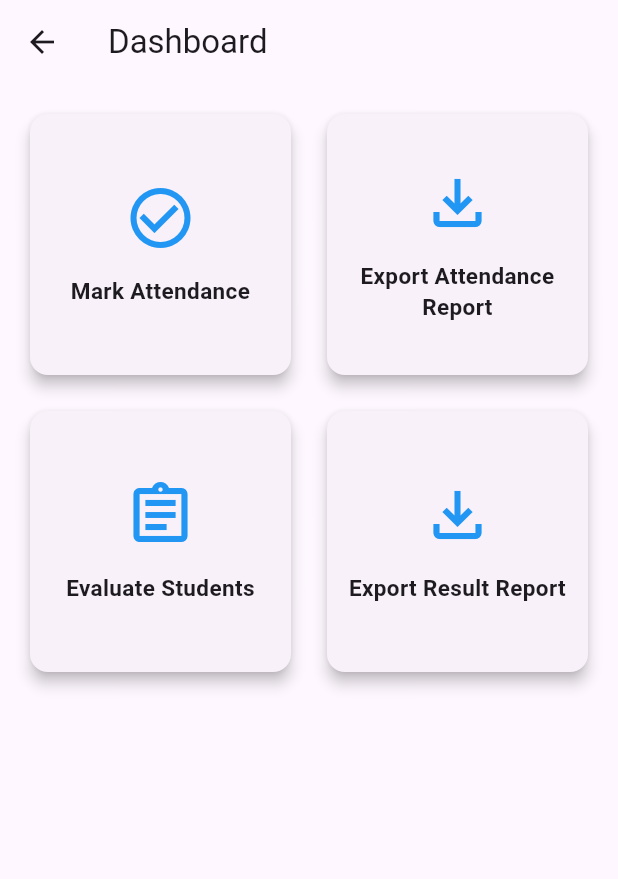
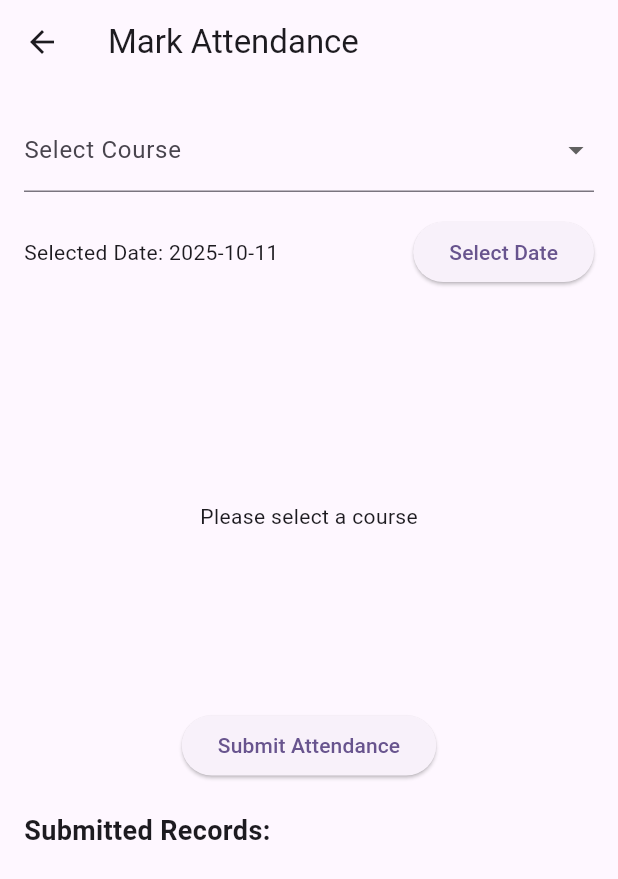
Before and after one commit to aabdulrafay/EduSmart, a Flutter app: the TeacherDashboard screen opened directly, after a tap on "Mark Attendance", on a phone screen of 412 x 824 dp. Shown: the top 879 px of the screen. Run offline on Flutter 3.47's test engine with Material 3 defaults, Android fonts, the phone set to English and light mode, and no system bars.

Commit message:
Add Mark Attendance Screen

```diff
--- /dev/null
+++ b/lib/teacherpages/Attendance/mark_attendance.dart
@@ -0,0 +1,231 @@
+import 'package:flutter/material.dart';
+
+class MarkAttendanceScreen extends StatefulWidget {
+  const MarkAttendanceScreen({super.key});
+
+  @override
+  State<MarkAttendanceScreen> createState() => _MarkAttendanceScreenState();
+}
+
+class _MarkAttendanceScreenState extends State<MarkAttendanceScreen> {
+  // Courses assigned to teacher
+  final List<String> courses = [
+    'Mobile Application Development',
+    'Web Programming',
+    'Data Structures',
+    'Database Management Systems'
+  ];
+
+  // Class timings managed by Admin
+  final Map<String, List<String>> classTimings = {
+    'Mobile Application Development': ['09:00 AM - 10:00 AM', '03:00 PM - 04:00 PM'],
+    'Web Programming': ['10:00 AM - 11:00 AM'],
+    'Data Structures': ['11:00 AM - 12:00 PM', '02:00 PM - 03:00 PM'],
+    'Database Management Systems': ['01:00 PM - 02:00 PM'],
+  };
+
+  // Dummy students list for each course
+  final Map<String, List<String>> students = {
+    'Mobile Application Development': ['Ali', 'Hassan', 'Sara'],
+    'Web Programming': ['Usman', 'Rafay', 'Ayesha'],
+    'Data Structures': ['Zain', 'Hiba', 'Ahmed'],
+    'Database Management Systems': ['Hamza', 'Maha', 'Adeel'],
+  };
+
+  String? selectedCourse;
+  String? selectedTiming;
+  DateTime selectedDate = DateTime.now();
+  Map<String, bool> studentAttendance = {}; // To store attendance marks
+
+  // Attendance records (history)
+  final List<Map<String, String>> attendanceRecords = [];
+
+  // Select Date
+  Future<void> _selectDate(BuildContext context) async {
+    final DateTime? picked = await showDatePicker(
+      context: context,
+      initialDate: selectedDate,
+      firstDate: DateTime(2024),
+      lastDate: DateTime(2100),
+    );
+    if (picked != null) {
+      setState(() {
+        selectedDate = picked;
+      });
+    }
+  }
+
+  // When course is selected
+  void _onCourseChange(String? course) {
+    setState(() {
+      selectedCourse = course;
+      selectedTiming = null;
+      studentAttendance.clear();
+
+      if (course != null && students.containsKey(course)) {
+        for (var student in students[course]!) {
+          studentAttendance[student] = false;
+        }
+      }
+    });
+  }
+
+  // Submit Attendance
+  void _submitAttendance() {
+    if (selectedCourse == null || selectedTiming == null) {
+      ScaffoldMessenger.of(context).showSnackBar(
+        const SnackBar(content: Text('Please select course and timing')),
+      );
+      return;
+    }
+
+    // Current timestamp
+    final submissionTime = DateTime.now().toLocal().toString().split('.')[0];
+
+    setState(() {
+      attendanceRecords.add({
+        'course': selectedCourse!,
+        'date': selectedDate.toLocal().toString().split(' ')[0],
+        'time': selectedTiming!,
+        'submittedAt': submissionTime,
+      });
+
+      // Reset attendance checkboxes after submission
+      studentAttendance.updateAll((key, value) => false);
+    });
+
+    ScaffoldMessenger.of(context).showSnackBar(
+      SnackBar(
+        content: Text(
+          'Attendance submitted for $selectedCourse\n'
+              'Date: ${selectedDate.toLocal().toString().split(' ')[0]}\n'
+              'Time: $selectedTiming\n'
+              'Submitted At: $submissionTime',
+        ),
+      ),
+    );
+  }
+
+  @override
+  Widget build(BuildContext context) {
+    final today = selectedDate.toLocal().toString().split(' ')[0];
+
+    return Scaffold(
+      appBar: AppBar(
+        title: const Text('Mark Attendance'),
+      ),
+      body: Padding(
+        padding: const EdgeInsets.all(16.0),
+        child: Column(
+          crossAxisAlignment: CrossAxisAlignment.start,
+          children: [
+            // Course Selection
+            DropdownButtonFormField<String>(
+              decoration: const InputDecoration(labelText: 'Select Course'),
+              value: selectedCourse,
+              items: courses
+                  .map((course) =>
+                  DropdownMenuItem(value: course, child: Text(course)))
+                  .toList(),
+              onChanged: _onCourseChange,
+            ),
+
+            const SizedBox(height: 16),
+
+            // Date Selection
+            Row(
+              mainAxisAlignment: MainAxisAlignment.spaceBetween,
+              children: [
+                Text('Selected Date: $today'),
+                ElevatedButton(
+                  onPressed: () => _selectDate(context),
+                  child: const Text('Select Date'),
+                ),
+              ],
+            ),
+
+            const SizedBox(height: 16),
+
+            // Timing Selection (from admin-managed timings)
+            if (selectedCourse != null)
+              DropdownButtonFormField<String>(
+                decoration:
+                const InputDecoration(labelText: 'Select Class Timing'),
+                value: selectedTiming,
+                items: classTimings[selectedCourse]!
+                    .map((timing) =>
+                    DropdownMenuItem(value: timing, child: Text(timing)))
+                    .toList(),
+                onChanged: (value) {
+                  setState(() {
+                    selectedTiming = value;
+                  });
+                },
+              ),
+
+            const SizedBox(height: 16),
+
+            // Student List
+            Expanded(
+              child: selectedCourse == null
+                  ? const Center(child: Text('Please select a course'))
+                  : students[selectedCourse] == null ||
+                  students[selectedCourse]!.isEmpty
+                  ? const Center(child: Text('No students found'))
+                  : ListView(
+                children: students[selectedCourse]!
+                    .map(
+                      (student) => CheckboxListTile(
+                    title: Text(student),
+                    value: studentAttendance[student] ?? false,
+                    onChanged: (bool? value) {
+                      setState(() {
+                        studentAttendance[student] = value!;
+                      });
+                    },
+                  ),
+                )
+                    .toList(),
+              ),
+            ),
+
+            const SizedBox(height: 8),
+
+            // Submit Button
+            Center(
+              child: ElevatedButton(
+                onPressed: _submitAttendance,
+                child: const Text('Submit Attendance'),
+              ),
+            ),
+
+            const SizedBox(height: 20),
+
+            // Attendance Records List
+            const Text(
+              'Submitted Records:',
+              style: TextStyle(fontSize: 18, fontWeight: FontWeight.bold),
+            ),
+
+            Expanded(
+              child: ListView.builder(
+                itemCount: attendanceRecords.length,
+                itemBuilder: (context, index) {
+                  final record = attendanceRecords[index];
+                  return ListTile(
+                    title: Text(record['course']!),
+                    subtitle: Text(
+                      'Date: ${record['date']}\n'
+                          'Time: ${record['time']}\n'
+                          'Submitted At: ${record['submittedAt']}',
+                    ),
+                  );
+                },
+              ),
+            ),
+          ],
+        ),
+      ),
+    );
+  }
+}
--- a/lib/teacherpages/dashboard_view.dart
+++ b/lib/teacherpages/dashboard_view.dart
@@ -1,4 +1,5 @@
 import 'package:flutter/material.dart';
+import 'package:edusmart/teacherpages/Attendance/mark_attendance.dart';
 
 class TeacherDashboard extends StatelessWidget {
   const TeacherDashboard({super.key});
@@ -21,7 +22,12 @@ class TeacherDashboard extends StatelessWidget {
                 icon: Icons.check_circle_outline,
                 title: 'Mark Attendance',
                 context: context,
-                onTap: () {},
+                onTap: () {
+                  Navigator.push(
+                    context,
+                    MaterialPageRoute(builder: (context) => const MarkAttendanceScreen()),
+                  );
+                },
               ),
               _buildFeatureCard(
                 icon: Icons.file_download_outlined,
```
